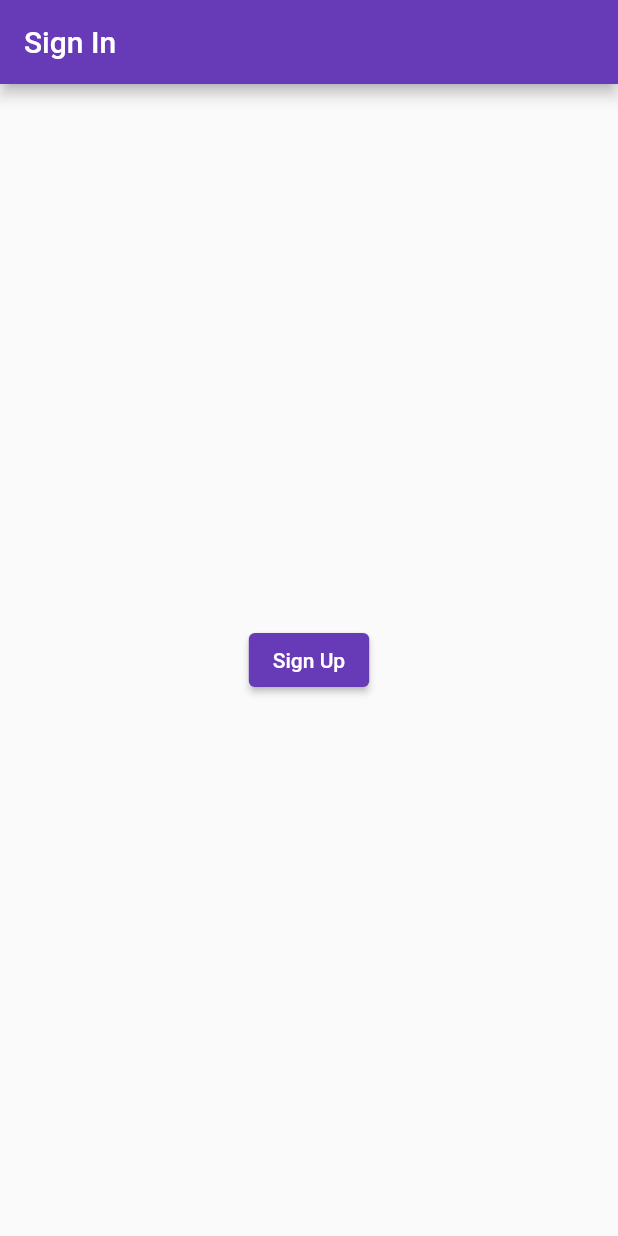
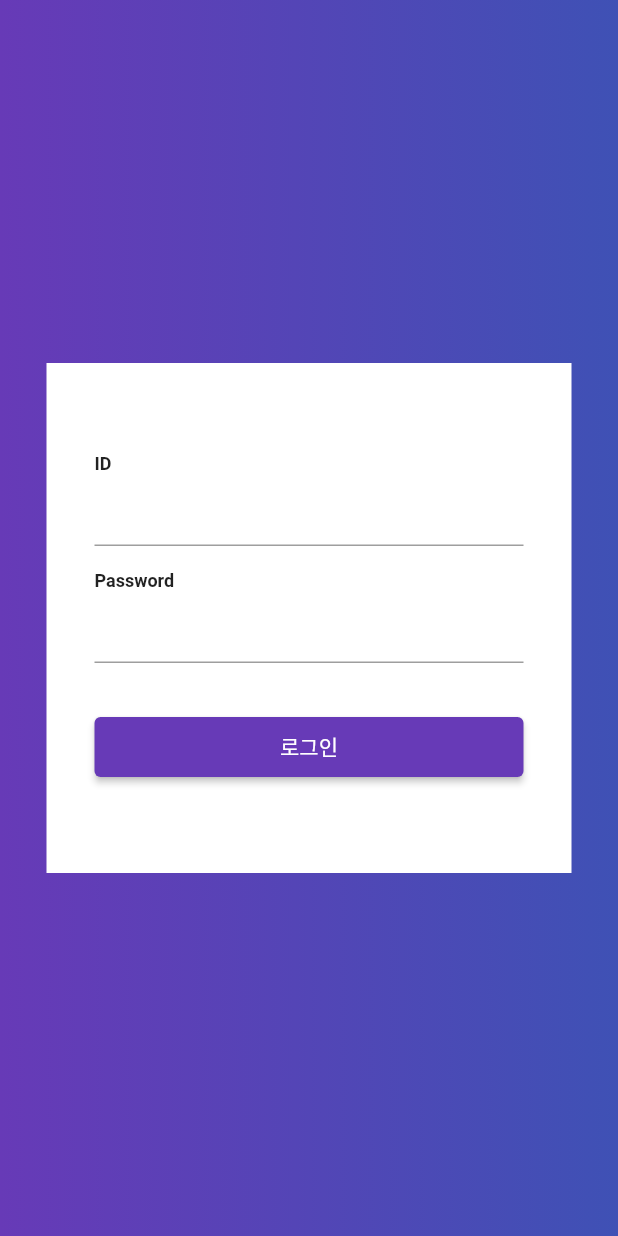
Before and after one commit to JIHEE3/tikkeul_front_end_flutter, a Flutter app: the screen it shows after launch, on a phone screen of 412 x 824 dp. Run offline on Flutter 3.47's test engine with Material 2 defaults, Android fonts, the phone set to English and light mode, and no system bars; our stand-ins replace dio, flutter_secure_storage, image_picker.

Commit message:
로그인 페이지 추가

```diff
--- a/lib/api/tikkeul_dio.dart
+++ b/lib/api/tikkeul_dio.dart
@@ -1,10 +1,15 @@
 import 'package:dio/dio.dart';
 import 'package:tikkeul/constants/enums.dart';
+import 'package:tikkeul/utils/secure_storage.dart';
 import 'package:tikkeul/utils/tikkeul_snack_bar.dart';
 
 Future<Dio> tikkeulDio() async {
   var dio = Dio();
   dio.options.baseUrl = 'http://192.168.0.20:8090';
+
+  var accessToken = await getAccessToken();
+
+  dio.options.headers['token'] = '$accessToken';
 
   dio.interceptors.add(InterceptorsWrapper(
     // onRequest: (options, handler) {},
--- a/lib/api/user.dart
+++ b/lib/api/user.dart
@@ -17,3 +17,10 @@ signUp(FormData formData) async {
 
   return await dio.post('/users/signup', data: formData);
 }
+
+signIn(String id, String password) async {
+  var dio = await tikkeulDio();
+
+  return await dio
+      .post('/users/signin', data: {'id': id, 'password': password});
+}
--- a/lib/pages/sign_in.dart
+++ b/lib/pages/sign_in.dart
@@ -1,4 +1,10 @@
 import 'package:flutter/material.dart';
+import 'package:tikkeul/constants/enums.dart';
+import 'package:tikkeul/utils/secure_storage.dart';
+import 'package:tikkeul/utils/tikkeul_snack_bar.dart';
+
+import 'package:tikkeul/widget/text_form_field.dart';
+import 'package:tikkeul/api/user.dart' show signIn;
 
 class SignIn extends StatefulWidget {
   const SignIn({Key? key}) : super(key: key);
@@ -8,18 +14,106 @@ class SignIn extends StatefulWidget {
 }
 
 class _SignInState extends State<SignIn> {
+  String _id = '';
+  String _password = '';
+
+  final _formkey = GlobalKey<FormState>();
+  bool _submitted = false;
+
+  _handleSubmit(BuildContext context) => () async {
+        setState(() {
+          _submitted = true;
+        });
+
+        if (_formkey.currentState!.validate()) {
+          _formkey.currentState!.save();
+
+          var res = await signIn(_id, _password);
+
+          if (res.data['resultCode'] == 0 && res.data['message'] != '') {
+            TikkeulSnackBar(
+              message: res.data['message'],
+              type: SnackBarType.warning,
+            ).showSnackBar();
+          } else if (res.data['resultCode'] == 1) {
+            addAccessToken(res.data['accessToken']);
+            addRefreshToken(res.data['refreshToken']);
+
+            TikkeulSnackBar(
+              message: '로그인 성공',
+              type: SnackBarType.success,
+            ).showSnackBar();
+
+            Navigator.pushNamed(context, '/home');
+          }
+        }
+      };
+
   @override
   Widget build(BuildContext context) {
-    return Scaffold(
-      appBar: AppBar(
-        title: Text('Sign In'),
+    return Container(
+      decoration: BoxDecoration(
+        gradient: LinearGradient(colors: [
+          Theme.of(context).colorScheme.primary,
+          Theme.of(context).colorScheme.secondary,
+        ]),
       ),
-      body: Center(
-        child: ElevatedButton(
-          child: Text('Sign Up'),
-          onPressed: () {
-            Navigator.pushNamed(context, '/signUp');
-          },
+      child: Scaffold(
+        backgroundColor: Colors.transparent,
+        body: Center(
+          child: Container(
+            width: 350,
+            height: 340,
+            color: Colors.white,
+            child: Container(
+              padding: EdgeInsets.all(32),
+              child: Form(
+                key: _formkey,
+                autovalidateMode: _submitted
+                    ? AutovalidateMode.always
+                    : AutovalidateMode.disabled,
+                child: Column(
+                  mainAxisAlignment: MainAxisAlignment.center,
+                  children: [
+                    CommonTextFormField(
+                        label: 'ID',
+                        onSaved: (val) {
+                          _id = val;
+                        },
+                        validator: (val) {
+                          if (val!.trim().isEmpty) {
+                            return '아이디를 입력해 주세요.';
+                          }
+
+                          return null;
+                        }),
+                    CommonTextFormField(
+                        label: 'Password',
+                        obscureText: true,
+                        onSaved: (val) {
+                          _password = val;
+                        },
+                        validator: (val) {
+                          if (val!.trim().isEmpty) {
+                            return '비밀번호를 입력해 주세요.';
+                          }
+
+                          return null;
+                        }),
+                    SizedBox(
+                      height: 16.0,
+                    ),
+                    ElevatedButton(
+                      style: ElevatedButton.styleFrom(
+                          minimumSize: Size(double.infinity, 40)),
+                      onPressed: _handleSubmit(context),
+                      child: Text('로그인'),
+                    ),
+                  ],
+                ),
+              ),
+            ),
+          ),
         ),
       ),
     );
```
Also changed, not shown: lib/utils/secure_storage.dart (added, +25 -0 lines).
